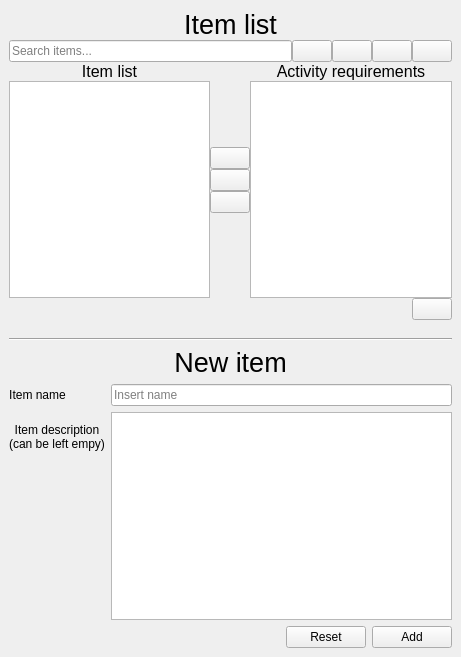
This is mngitems.ui in glennnys/Decided as Qt 5 draws it before an edit. The edited form follows.
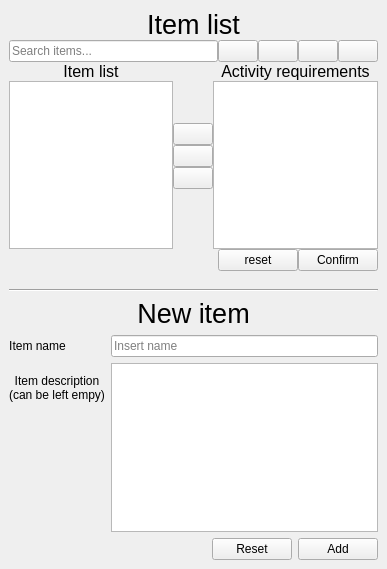
This is the edited form. Icons and pictures are not drawn.

Commit message: FEAT/CLEAN dynamic window opening for all manager windows. And clearer buttons and tooltips

```diff
--- a/mngitems.ui
+++ b/mngitems.ui
@@ -6,8 +6,8 @@
    <rect>
     <x>0</x>
     <y>0</y>
-    <width>461</width>
-    <height>657</height>
+    <width>387</width>
+    <height>569</height>
    </rect>
   </property>
   <property name="windowTitle">
@@ -292,12 +292,19 @@
         </spacer>
        </item>
        <item>
-        <widget class="QPushButton" name="closeBtn">
-         <property name="toolTip">
-          <string>Hide item manager</string>
+        <widget class="QPushButton" name="cancel_list_btn">
+         <property name="text">
+          <string>reset</string>
          </property>
+         <property name="icon">
+          <iconset theme="QIcon::ThemeIcon::WindowClose"/>
+         </property>
+        </widget>
+       </item>
+       <item>
+        <widget class="QPushButton" name="confirm_list_btn">
          <property name="text">
-          <string/>
+          <string>Confirm</string>
          </property>
          <property name="icon">
           <iconset theme="QIcon::ThemeIcon::GoNext"/>
```
Left out of the diff: 4 changed lines with no effect on the pictures. The commit also changes 9 other files.
